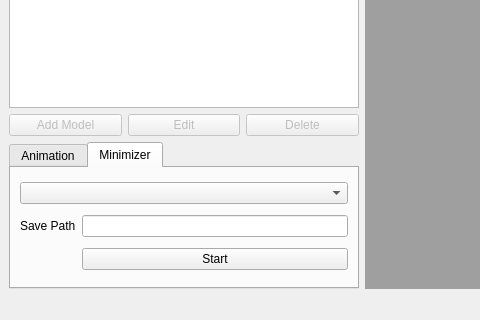
Above: src/QT/gui_main.ui from bkloppenborg/simtoi before the change; both pictures show x 0 to 480 and y 301 to 621 of the 800 by 621 pixel window. Below: the same form after it.
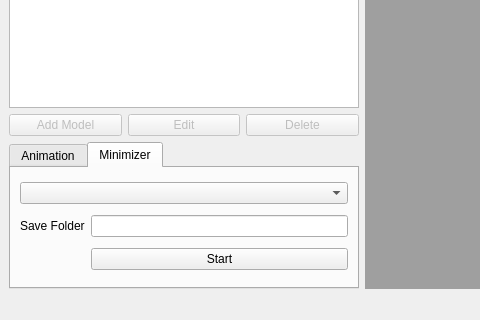
That is the form after the change.

The edit to the form file:
```diff
--- a/src/QT/gui_main.ui
+++ b/src/QT/gui_main.ui
@@ -309,7 +309,7 @@
         <item row="1" column="0">
          <widget class="QLabel" name="label_6">
           <property name="text">
-           <string>Save Path</string>
+           <string>Save Folder</string>
           </property>
          </widget>
         </item>
```
Left out of the diff: 8 changed lines with no effect on the pictures.
